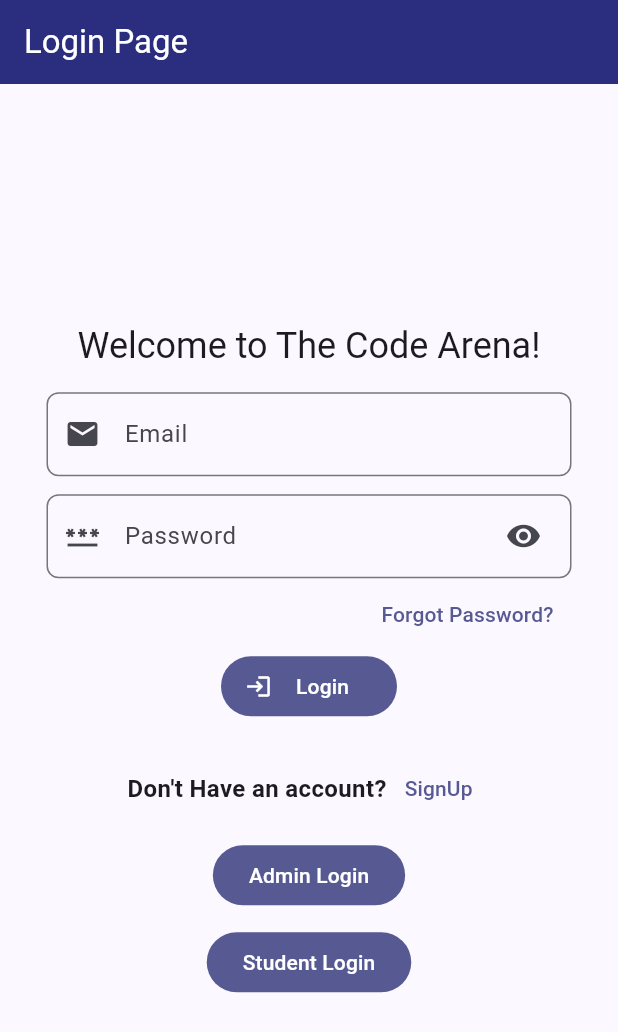
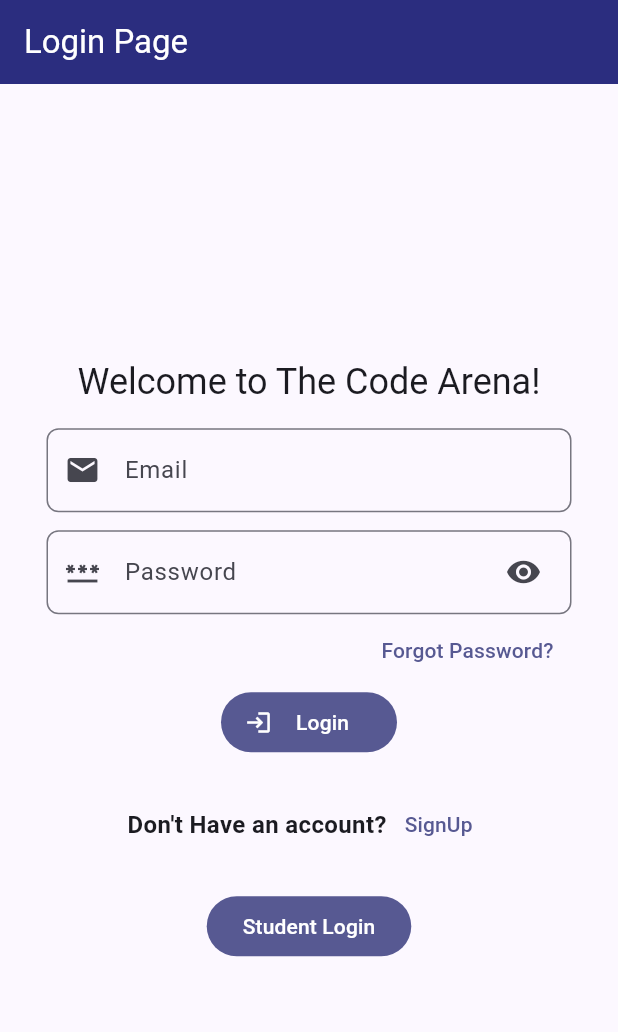
Before and after one commit to NirdeshGothania/mingo, a Flutter app: the screen it shows after launch, on a phone screen of 412 x 824 dp. Shown: the top 1032 px of the screen. Run offline on Flutter 3.47's test engine with Material 3 defaults, Android fonts, the phone set to English and light mode, and no system bars; our stand-ins replace cloud_firestore, file_picker, firebase_auth, firebase_core, firebase_storage, flutter_highlight and 1 more; missing offline and left inert: code_text_field, dart:html, flutter_quill, flutter_timer_countdown, fullscreen_window, highlight and 1 more; accounts and stored records are empty.

Commit message:
remove admin login button

```diff
--- a/lib/loginPage.dart
+++ b/lib/loginPage.dart
@@ -220,33 +220,33 @@
               const SizedBox(
                 height: 10,
               ),
-              FilledButton(
-                onPressed: isLoading
-                    ? null
-                    : () {
-                        String emailF = "cs21b1067@iiitr.ac.in";
-                        String passwordF = '123456789';
+              // FilledButton(
+              //   onPressed: isLoading
+              //       ? null
+              //       : () {
+              //           String emailF = "cs21b1067@iiitr.ac.in";
+              //           String passwordF = '123456789';
 
-                        login(emailF, passwordF);
-                      },
-                child: Stack(
-                  alignment: Alignment.center,
-                  children: [
-                    if (!isLoading)
-                      const Text(
-                        'Admin Login',
-                      ),
-                    if (isLoading)
-                      const SizedBox(
-                        width: 20,
-                        height: 20,
-                        child: CircularProgressIndicator(
-                          color: Colors.white,
-                        ),
-                      ),
-                  ],
-                ),
-              ),
+              //           login(emailF, passwordF);
+              //         },
+              //   child: Stack(
+              //     alignment: Alignment.center,
+              //     children: [
+              //       if (!isLoading)
+              //         const Text(
+              //           'Admin Login',
+              //         ),
+              //       if (isLoading)
+              //         const SizedBox(
+              //           width: 20,
+              //           height: 20,
+              //           child: CircularProgressIndicator(
+              //             color: Colors.white,
+              //           ),
+              //         ),
+              //     ],
+              //   ),
+              // ),
               const SizedBox(
                 height: 10,
               ),
```
